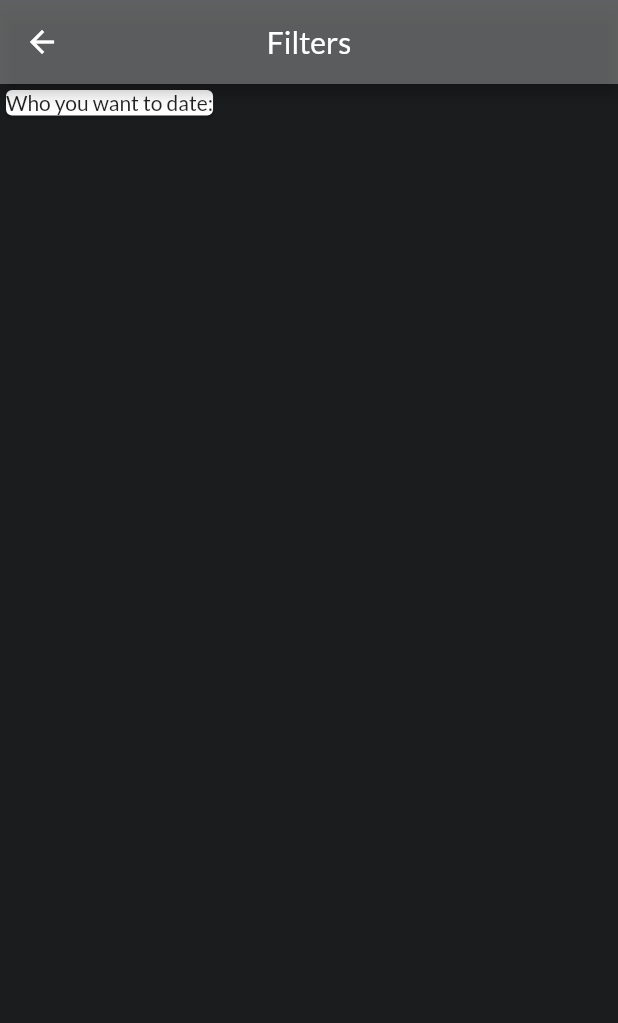
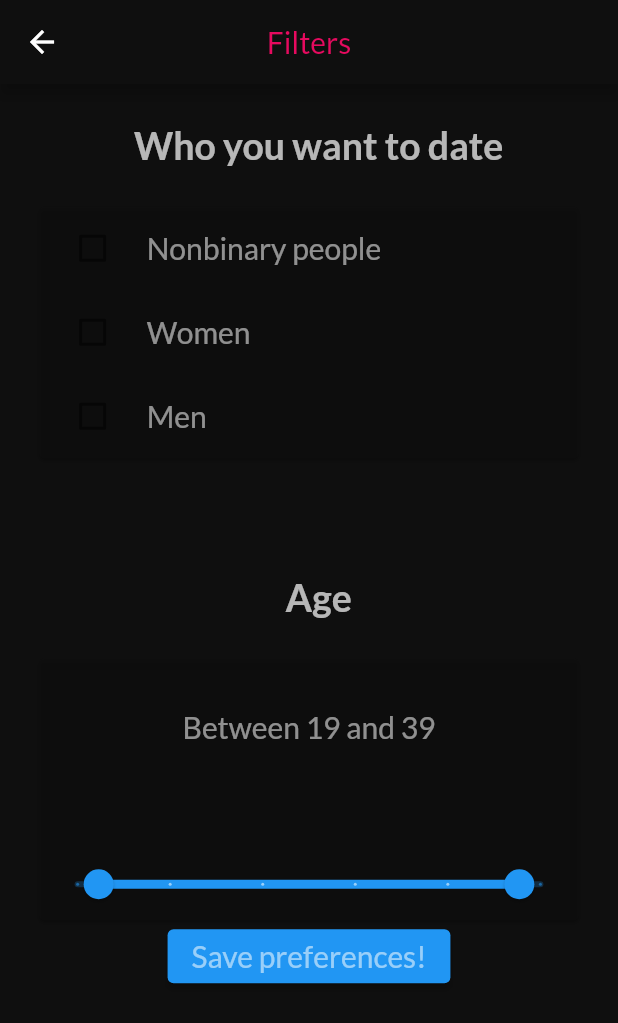
Before and after one commit to sarthakagrawal927/stumble-app, a Flutter app: the FiltersScreen screen opened by its route, on a phone screen of 412 x 824 dp. Shown: the top 1023 px of the screen. Run offline on Flutter 3.47's test engine with Material 2 defaults, Android fonts, the phone set to English and light mode, and no system bars; our stand-ins replace cloud_firestore, firebase_auth, firebase_core, flutter_otp_text_field, google_fonts, image_picker and 1 more; accounts and stored records are empty; network calls fail.

Commit message:
Comment feature widget and filters screen

```diff
--- a/lib/main.dart
+++ b/lib/main.dart
@@ -42,6 +42,8 @@ class MyApp extends StatelessWidget {
             secondImageUrl: File(""),
             thirdImageUrl: File(""),
             nicheFilterSelected: false,
+            genderPreferences: [],
+            ageRangePreference: const RangeValues(18, 40),
           ),
         ),
       ],
--- a/lib/providers/profile.dart
+++ b/lib/providers/profile.dart
@@ -16,6 +16,8 @@ class Profile with ChangeNotifier {
   bool isVerified;
   String conversationStarterPrompt;
   bool nicheFilterSelected;
+  RangeValues ageRangePreference;
+  List<Gender> genderPreferences;
 
   Profile({
     required this.id,
@@ -28,6 +30,8 @@ class Profile with ChangeNotifier {
     required this.thirdImageUrl,
     required this.conversationStarterPrompt,
     required this.nicheFilterSelected,
+    required this.ageRangePreference,
+    required this.genderPreferences,
   });
 
   // Setters
@@ -70,6 +74,17 @@ class Profile with ChangeNotifier {
 
   set setNicheFilterValue(bool isNicheFilterSelected) {
     nicheFilterSelected = isNicheFilterSelected;
+    notifyListeners();
+  }
+
+  set setAgeRangePreference(RangeValues ageRangeValues) {
+    ageRangePreference = ageRangeValues;
+    notifyListeners();
+  }
+
+  set setGenderPreference(List<Gender> genderPreferencesList) {
+    genderPreferences = genderPreferencesList;
+
     notifyListeners();
   }
 
@@ -202,6 +217,8 @@ class Profile with ChangeNotifier {
           isVerified: false,
           conversationStarterPrompt: "",
           nicheFilterSelected: false,
+          genderPreferences: [],
+          ageRangePreference: const RangeValues(18, 40),
         ),
         Profile(
           id: '3',
@@ -216,6 +233,8 @@ class Profile with ChangeNotifier {
           isVerified: false,
           conversationStarterPrompt: "",
           nicheFilterSelected: false,
+          genderPreferences: [],
+          ageRangePreference: const RangeValues(18, 40),
         ),
         Profile(
           id: '3',
@@ -230,6 +249,8 @@ class Profile with ChangeNotifier {
           isVerified: false,
           conversationStarterPrompt: "",
           nicheFilterSelected: true,
+          genderPreferences: [],
+          ageRangePreference: const RangeValues(18, 40),
         ),
         Profile(
           id: '3',
@@ -244,6 +265,8 @@ class Profile with ChangeNotifier {
           isVerified: false,
           conversationStarterPrompt: "",
           nicheFilterSelected: true,
+          genderPreferences: [],
+          ageRangePreference: const RangeValues(18, 40),
         ),
         Profile(
           id: '3',
@@ -258,6 +281,8 @@ class Profile with ChangeNotifier {
           isVerified: false,
           conversationStarterPrompt: "",
           nicheFilterSelected: false,
+          genderPreferences: [],
+          ageRangePreference: const RangeValues(18, 40),
         ),
         Profile(
           id: '2',
@@ -272,6 +297,8 @@ class Profile with ChangeNotifier {
           isVerified: false,
           conversationStarterPrompt: "",
           nicheFilterSelected: true,
+          genderPreferences: [],
+          ageRangePreference: const RangeValues(18, 40),
         ),
       ];
     }
--- a/lib/screens/filters_screen.dart
+++ b/lib/screens/filters_screen.dart
@@ -1,30 +1,169 @@
+import 'package:dating_made_better/providers/profile.dart';
 import 'package:flutter/material.dart';
+import 'package:provider/provider.dart';
 
-class FiltersScreen extends StatelessWidget {
+import '../constants.dart';
+
+class FiltersScreen extends StatefulWidget {
   const FiltersScreen({super.key});
   static const routeName = "/filters-screen";
 
   @override
+  State<FiltersScreen> createState() => _FiltersScreenState();
+}
+
+class _FiltersScreenState extends State<FiltersScreen> {
+  List<Gender> selectedGenders = [];
+  RangeValues _currentRangeValues = const RangeValues(19, 39);
+
+  @override
   Widget build(BuildContext context) {
     return Scaffold(
-      backgroundColor: const Color.fromRGBO(26, 28, 29, 1),
+      backgroundColor: const Color.fromRGBO(15, 15, 15, 1),
       appBar: AppBar(
         centerTitle: true,
         actions: const [],
-        title: const Text('Filters'),
-        backgroundColor: Theme.of(context).splashColor,
+        title: const Text(
+          'Filters',
+          style: TextStyle(
+            color: Color.fromRGBO(231, 10, 95, 1),
+          ),
+        ),
+        backgroundColor: const Color.fromRGBO(15, 15, 15, 1),
       ),
       body: Column(
         children: [
+          Container(
+            color: const Color.fromRGBO(15, 15, 15, 0.5),
+            margin: EdgeInsets.only(
+              top: MediaQuery.of(context).size.width / 16,
+              bottom: MediaQuery.of(context).size.width / 16,
+              left: MediaQuery.of(context).size.width / 16,
+              right: MediaQuery.of(context).size.width / 32,
+            ),
+            child: const Text(
+              textAlign: TextAlign.start,
+              'Who you want to date',
+              style: TextStyle(
+                color: Colors.white70,
+                backgroundColor: Color.fromRGBO(15, 15, 15, 1),
+                fontSize: 25,
+                fontWeight: FontWeight.bold,
+              ),
+            ),
+          ),
           Card(
+            margin: EdgeInsets.only(
+              left: MediaQuery.of(context).size.width / 16,
+              right: MediaQuery.of(context).size.width / 16,
+            ),
+            color: const Color.fromRGBO(15, 15, 15, 0.5),
             child: Column(
-              children: const [
-                Text('Who you want to date:'),
+              children: [
+                checkBoxListTileFunction('Nonbinary people', Gender.nonBinary),
+                checkBoxListTileFunction('Women', Gender.woman),
+                checkBoxListTileFunction('Men', Gender.man),
               ],
+            ),
+          ),
+          SizedBox(
+            height: MediaQuery.of(context).size.height / 16,
+          ),
+          Container(
+            color: const Color.fromRGBO(15, 15, 15, 0.5),
+            margin: EdgeInsets.only(
+              top: MediaQuery.of(context).size.width / 16,
+              bottom: MediaQuery.of(context).size.width / 16,
+              left: MediaQuery.of(context).size.width / 16,
+              right: MediaQuery.of(context).size.width / 32,
+            ),
+            child: const Text(
+              textAlign: TextAlign.start,
+              'Age',
+              style: TextStyle(
+                color: Colors.white70,
+                backgroundColor: Color.fromRGBO(15, 15, 15, 1),
+                fontSize: 25,
+                fontWeight: FontWeight.bold,
+              ),
+            ),
+          ),
+          Card(
+            margin: EdgeInsets.only(
+              left: MediaQuery.of(context).size.width / 16,
+              right: MediaQuery.of(context).size.width / 16,
+            ),
+            color: const Color.fromRGBO(15, 15, 15, 0.5),
+            child: Column(
+              children: [
+                Padding(
+                  padding:
+                      EdgeInsets.all(MediaQuery.of(context).size.height / 24),
+                  child: Text(
+                    "Between ${_currentRangeValues.start.toInt()} and ${_currentRangeValues.end.toInt()}",
+                    style: const TextStyle(
+                      color: Colors.white54,
+                      fontSize: 20,
+                    ),
+                  ),
+                ),
+                SizedBox(height: MediaQuery.of(context).size.height / 24),
+                RangeSlider(
+                  values: _currentRangeValues,
+                  max: 40,
+                  min: 18,
+                  divisions: 5,
+                  labels: RangeLabels(
+                    _currentRangeValues.start.round().toString(),
+                    _currentRangeValues.end.round().toString(),
+                  ),
+                  onChanged: (RangeValues values) {
+                    setState(() {
+                      _currentRangeValues = values;
+                    });
+                  },
+                ),
+              ],
+            ),
+          ),
+          ElevatedButton(
+            onPressed: () {
+              Provider.of<Profile>(context, listen: false)
+                  .setAgeRangePreference = _currentRangeValues;
+              Provider.of<Profile>(context, listen: false).setGenderPreference =
+                  selectedGenders;
+            },
+            child: const Text(
+              "Save preferences!",
+              style: TextStyle(fontSize: 20, color: Colors.white54),
             ),
           ),
         ],
       ),
     );
   }
+
+  CheckboxListTile checkBoxListTileFunction(
+      final String text, final Gender gender) {
+    return CheckboxListTile(
+      title: Text(
+        text,
+        style: const TextStyle(
+          color: Colors.white54,
+          fontSize: 20,
+        ),
+      ),
+      value: selectedGenders.contains(gender),
+      onChanged: (_) {
+        setState(() {
+          if (selectedGenders.contains(gender)) {
+            selectedGenders.remove(gender);
+          } else {
+            selectedGenders.add(gender); // select
+          }
+        });
+      },
+      controlAffinity: ListTileControlAffinity.leading,
+    );
+  }
 }
--- a/lib/widgets/comment_feature_widget.dart
+++ b/lib/widgets/comment_feature_widget.dart
@@ -54,6 +54,10 @@ class CommentFeatureWidget extends StatelessWidget {
                         ),
                         SizedBox(
                             height: MediaQuery.of(context).size.height / 12),
+                        IconButton(
+                          icon: const Icon(Icons.arrow_circle_right_sharp),
+                          onPressed: () {},
+                        )
                       ],
                     ),
                   );
```
Also changed, not shown: lib/constants.dart (line endings or trailing spaces).
